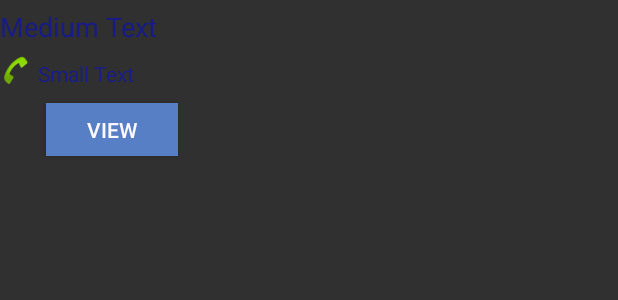
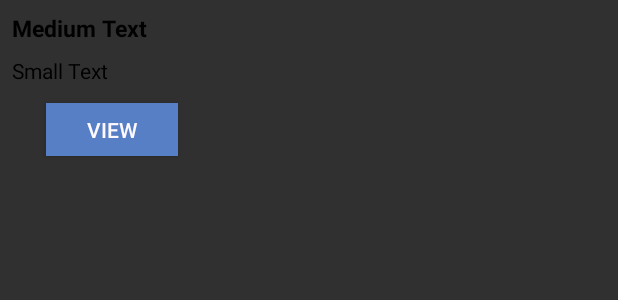
Before and after one commit to developerzeekoi/Map2_Android_Zeekoi, an Android app: the layout custom_window_info.xml on its own in the app's theme, with its tools: preview values and no code run, on a phone screen of 412 x 824 dp. Shown: the top 300 px of the screen. Run offline under Robolectric (Android 15) with nearby library versions, the phone set to English and light mode, and no system bars.

Commit message:
redisigned store info ui

```diff
--- a/app/build.gradle
+++ b/app/build.gradle
@@ -36,6 +36,7 @@ dependencies {
     compile 'com.vstechlab.easyfonts:easyfonts:1.0.0'
     compile 'com.github.jd-alexander:library:1.0.1'
     compile 'com.kogitune:pre-lollipop-activity-transition:1.0.0'
+    compile 'com.github.clans:fab:1.5.4'
 
 
     compile 'com.nineoldandroids:library:2.4.0'
--- a/app/src/main/AndroidManifest.xml
+++ b/app/src/main/AndroidManifest.xml
@@ -19,7 +19,8 @@
     <uses-sdk tools:overrideLibrary="com.jpardogo.android.googleprogressbar.library ,
     com.vstechlab.testeasyfont.easyfonts ,
     com.yalantis.contextmenu.lib ,
-    com.kogitune.activity_transition" />
+    com.kogitune.activity_transition,
+    com.github.clans.fab"/>
 
 
     <application
--- a/app/src/main/java/com/zeekoi/map/Adapters/RecyclerViewAdapter.java
+++ b/app/src/main/java/com/zeekoi/map/Adapters/RecyclerViewAdapter.java
@@ -45,7 +45,7 @@ public class RecyclerViewAdapter extends RecyclerSwipeAdapter<RecyclerViewAdapte
             super(itemView);
             swipeLayout = (SwipeLayout) itemView.findViewById(R.id.swipe);
             nameAddress = (TextView) itemView.findViewById(R.id.name);
-            phone = (TextView) itemView.findViewById(R.id.phone);
+            phone = (TextView) itemView.findViewById(R.id.phone_storeinfo);
             buttonDelete = (Button) itemView.findViewById(R.id.delete);
             callView = (ImageView) itemView.findViewById(R.id.callImg);
             idForDelete = (TextView) itemView.findViewById(R.id.idTemp);
--- a/app/src/main/java/com/zeekoi/map/Managers/DBController.java
+++ b/app/src/main/java/com/zeekoi/map/Managers/DBController.java
@@ -34,7 +34,7 @@ public class DBController extends SQLiteOpenHelper {
         String query, query_marker;
         query = "CREATE TABLE favourites ( _id INTEGER PRIMARY KEY AUTOINCREMENT, name TEXT, address TEXT, phone TEXT, latitude TEXT, longitude TEXT)";
         database.execSQL(query);
-        query_marker = "CREATE TABLE markers ( _id INTEGER PRIMARY KEY AUTOINCREMENT, marker_id TEXT, title TEXT, snippet TEXT, image_url TEXT)";
+        query_marker = "CREATE TABLE markers ( _id INTEGER PRIMARY KEY AUTOINCREMENT, marker_id TEXT, title TEXT, snippet TEXT, phone TEXT ,image_url TEXT)";
         database.execSQL(query_marker);
 //        for (int i=0;i<25;i++){
 //            database.execSQL("INSERT INTO favourites(name,phone,latitude,longitude) VALUES ('"+i+"asd','98745"+i+"','1234"+i+"','9874')");
@@ -62,6 +62,7 @@ public class DBController extends SQLiteOpenHelper {
         values.put("marker_id", queryValues.get("marker_id"));
         values.put("title", queryValues.get("title"));
         values.put("snippet", queryValues.get("snippet"));
+        values.put("phone", queryValues.get("phone"));
         values.put("image_url", queryValues.get("image_url"));
 
         database.insert("markers", null, values);
--- a/app/src/main/res/layout/custom_window_info.xml
+++ b/app/src/main/res/layout/custom_window_info.xml
@@ -8,26 +8,30 @@
         android:id="@+id/title"
         android:layout_width="wrap_content"
         android:layout_height="wrap_content"
+        android:text="Medium Text"
+        android:textAppearance="?android:attr/textAppearanceMedium"
+        android:textColor="#ff000000"
+        android:layout_alignParentTop="true"
         android:layout_alignParentLeft="true"
         android:layout_alignParentStart="true"
-        android:layout_alignParentTop="true"
-        android:text="Medium Text"
-        android:textAppearance="?android:attr/textAppearanceMedium"
-        android:textColor="#ff161a8b"
-        android:layout_marginTop="5dp" />
+        android:layout_margin="8dp"
+        android:textSize="15dp"
+        android:textIsSelectable="false"
+        android:textStyle="bold" />
 
     <TextView
         android:id="@+id/snippet"
         android:layout_width="wrap_content"
         android:layout_height="wrap_content"
-        android:layout_alignTop="@+id/imageButton"
-        android:layout_marginLeft="5dp"
-        android:layout_toEndOf="@+id/imageButton"
-        android:layout_toRightOf="@+id/imageButton"
         android:text="Small Text"
         android:textAppearance="?android:attr/textAppearanceSmall"
-        android:textColor="#ff181d8b"
-        android:layout_marginTop="4dp" />
+        android:textColor="#ff000000"
+        android:layout_below="@+id/title"
+        android:layout_alignParentLeft="true"
+        android:layout_alignParentStart="true"
+        android:layout_marginLeft="8dp"
+        android:layout_marginRight="8dp"
+        android:layout_marginBottom="2dp" />
 
     <Button
         android:id="@+id/call_but"
@@ -54,18 +58,5 @@
 
     </AbsoluteLayout>
 
-    <ImageButton
-        android:id="@+id/imageButton"
-        android:layout_width="20dp"
-        android:layout_height="23dp"
-        android:layout_alignParentLeft="true"
-        android:layout_alignParentStart="true"
-        android:layout_below="@+id/title"
-        android:layout_marginBottom="2dp"
-        android:layout_marginTop="5dp"
-        android:layout_x="-4dp"
-        android:layout_y="-9dp"
-        android:background="@android:drawable/sym_action_call" />
-
 
 </RelativeLayout>
--- a/app/src/main/res/layout/fav_list.xml
+++ b/app/src/main/res/layout/fav_list.xml
@@ -71,7 +71,7 @@
             android:id="@+id/callImg"
             android:layout_width="50dp"
             android:layout_height="43dp"
-            android:layout_alignBottom="@+id/phone"
+            android:layout_alignBottom="@+id/phone_storeinfo"
             android:layout_alignParentEnd="true"
             android:layout_alignParentRight="true"
             android:layout_gravity="right"
@@ -79,7 +79,7 @@
             android:src="@drawable/callimage" />
 
         <TextView
-            android:id="@+id/phone"
+            android:id="@+id/phone_storeinfo"
             android:layout_width="match_parent"
             android:layout_height="wrap_content"
             android:layout_alignParentLeft="true"
```
Also changed, not shown: app/src/main/java/com/zeekoi/map/Activities/MapsActivity.java (+13 -19 lines), app/src/main/java/com/zeekoi/map/Activities/StoreInfoActivity.java (+12 -7 lines), app/src/main/java/com/zeekoi/map/Managers/ResizableImageView.java (added, +32 -0 lines), app/src/main/res/layout/storeinfo_activity.xml (+119 -81 lines), app/src/main/res/drawable/callimage.png, app/src/main/res/drawable/star_disabled.png, app/src/main/res/drawable/star_enabled.png, 1 other file.
